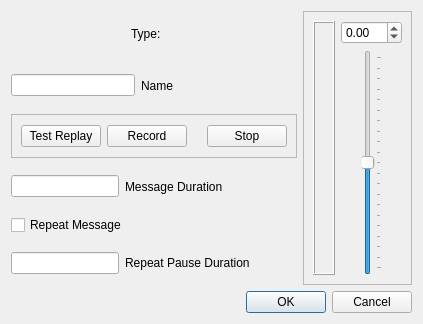
Rsclub22/Minos2-Mirror, file mqt/MqtLogger/txvminternalbuttondialog.ui: the form before one commit.
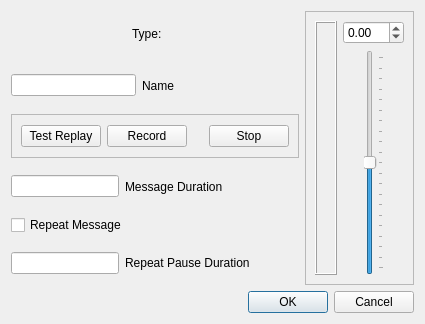
The form after the commit. Custom widgets are drawn as their Qt base class.

Diff of the .ui file:
```diff
--- a/mqt/MqtLogger/txvminternalbuttondialog.ui
+++ b/mqt/MqtLogger/txvminternalbuttondialog.ui
@@ -6,7 +6,7 @@
    <rect>
     <x>0</x>
     <y>0</y>
-    <width>423</width>
+    <width>425</width>
     <height>324</height>
    </rect>
   </property>
```
Left out of the diff: 6 changed lines with no effect on the pictures.
